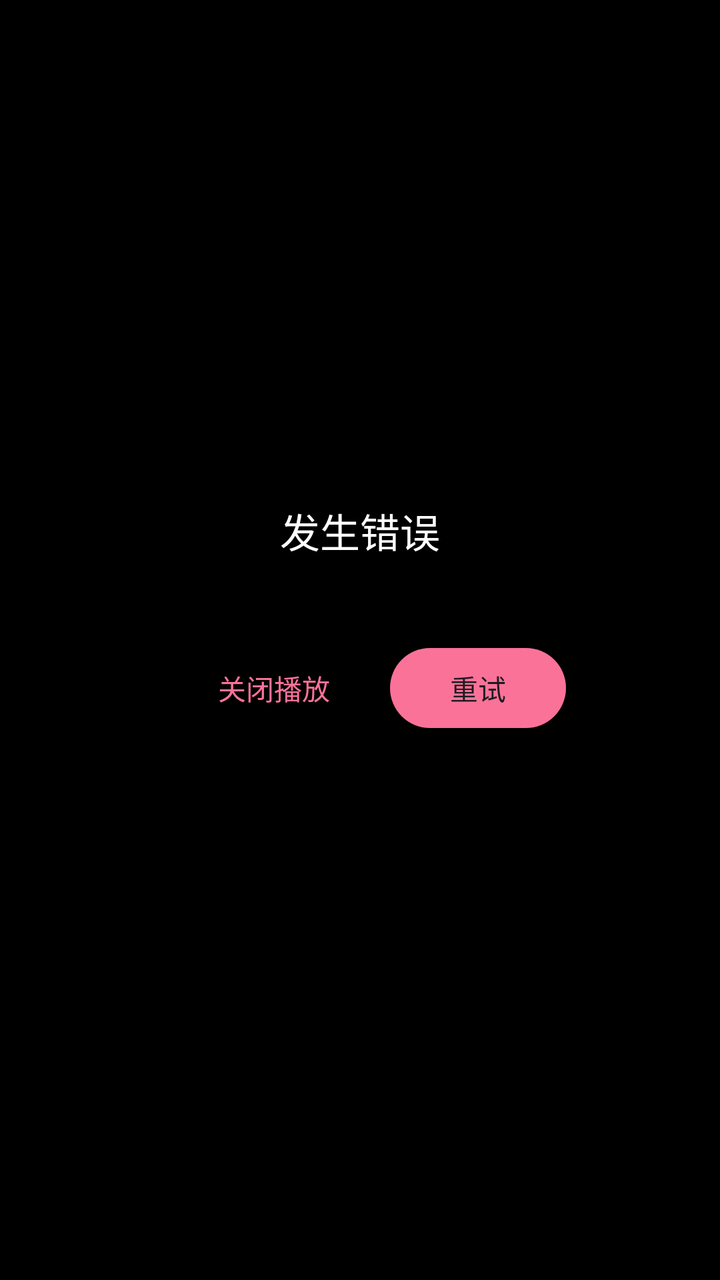
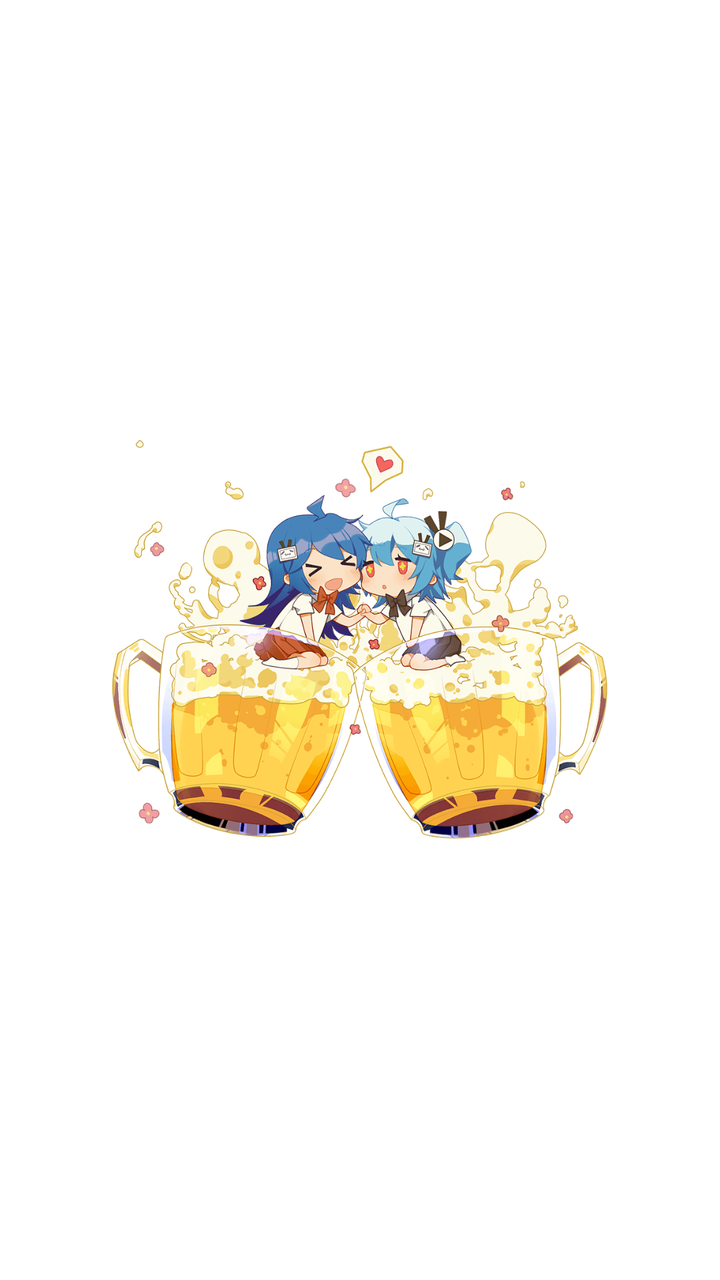

Screens rendered from an Android XML layout before and after an edit, with the pre-edit source and the edit as a unified diff.
<!-- AndroidManifest.xml: application theme Theme.Bilimiao -->
<!-- res/layout/include_error_message_box.xml -->
<?xml version="1.0" encoding="utf-8"?>
<RelativeLayout xmlns:android="http://schemas.android.com/apk/res/android"
    android:layout_width="match_parent"
    android:layout_height="match_parent"
    android:background="@color/black"
    android:id="@+id/error_message_layout">

    <View
        android:layout_width="30dp"
        android:layout_height="0dp"
        android:id="@+id/center"
        android:layout_centerInParent="true"/>

    <TextView
        android:id="@+id/error_message_text"
        android:layout_width="match_parent"
        android:layout_height="wrap_content"
        android:gravity="center"
        android:text="发生错误"
        android:textColor="@color/white"
        android:textSize="20sp"
        android:layout_above="@id/center"
        android:layout_marginBottom="40dp"/>

    <Button
        android:id="@+id/error_message_retry_btn"
        android:layout_width="wrap_content"
        android:layout_height="wrap_content"
        android:layout_below="@id/center"
        android:layout_toEndOf="@id/center"
        android:textColor="?colorOnSurface"
        android:text="重试"/>

    <TextView
        android:id="@+id/error_message_close_btn"
        android:layout_width="wrap_content"
        android:layout_height="wrap_content"
        android:layout_alignTop="@id/error_message_retry_btn"
        android:layout_alignBottom="@id/error_message_retry_btn"
        android:layout_toStartOf="@id/center"
        android:textColor="?colorAccent"
        android:text="关闭播放"
        android:gravity="center"
        android:background="?selectableItemBackgroundBorderless"/>

</RelativeLayout>
<!-- resources referenced by this layout -->
<resources>
  <color name="black">#FF000000</color>
  <color name="white">#FFFFFFFF</color>
  <style name="Theme.Bilimiao" parent="Theme.Material3.DayNight.NoActionBar">
          <item name="themeName">@string/app_name</item>
          <item name="isLightTheme">@bool/light_theme</item>
          
          <item name="colorPrimary">@color/theme_color_primary</item>
          <item name="colorPrimaryVariant">@color/theme_color_primary_dark</item>
          <item name="colorOnPrimary">@color/theme_color_primary_trans</item>
          
          <item name="colorSecondary">@color/theme_color_secondary</item>
          <item name="colorSecondaryVariant">@color/theme_color_secondary</item>
          <item name="colorSecondaryContainer">@color/m3_secondary_container_color</item>
          <item name="colorOnSecondary">@color/black</item>
          
          <item name="android:statusBarColor" tools:targetApi="m">@android:color/transparent</item>
          <item name="android:windowLightStatusBar" tools:targetApi="m">true</item>
          
          <item name="windowActionBar">false</item>
          <item name="windowNoTitle">true</item>
          <item name="android:windowTranslucentStatus">true</item>
          <item name="android:windowTranslucentNavigation">true</item>
  
          <item name="blockBackground">@color/blockBackgroundColor</item>
          <item name="foregroundColor">@color/foregroundColor</item>
          <item name="lineColor">@color/lineColor</item>
          <item name="defaultBackgroundColor">@color/windowBackgroundColor</item>
  
          <item name="android:windowBackground">@drawable/splash_default</item>
  
          <item name="navigationViewStyle">@style/Widget.Bilimaio.Material3.NavigationView</item>
      </style>
  <string name="app_name">bilimiao</string>
  <color name="theme_color_primary">#fb7299</color>
  <color name="theme_color_primary_dark">#b85671</color>
  <color name="theme_color_primary_trans">#99f0486c</color>
  <color name="theme_color_secondary">#fb7299</color>
  <color name="blockBackgroundColor">#ffffff</color>
  <color name="foregroundColor">#000000</color>
  <color name="lineColor">#e6e6e6</color>
  <color name="windowBackgroundColor">#f2f2f2</color>
  <!-- drawable splash_default (drawable) -->
  <?xml version="1.0" encoding="utf-8"?>
  <layer-list xmlns:android="http://schemas.android.com/apk/res/android">
      <item android:drawable="@android:color/white"/>
  
      <item
          android:width="249dp"
          android:height="200dp"
          android:gravity="center">
          <bitmap
              android:src="@drawable/ic_splash_default"/>
      </item>
  
  </layer-list>
  <style name="Widget.Bilimaio.Material3.NavigationView" parent="Widget.Material3.NavigationView">
          <item name="itemHorizontalPadding">@dimen/navigation_item_horizontal_padding_material3</item>
          <item name="itemSubtitleTextAppearance">?textAppearanceBodyMedium</item>
          <item name="itemSubtitleTextColor">@color/navigation_item_subtitle_text_color_material3</item>
          <item name="itemSubtitleTextSize">10sp</item>
          <item name="itemIconPadding">@dimen/navigation_item_icon_padding_material3</item>
          <item name="dividerVerticalPadding">@dimen/design_navigation_separator_vertical_padding</item>
      </style>
  <!-- drawable ic_splash_default: png bitmap (drawable, 114831 bytes) -->
  <dimen name="navigation_item_horizontal_padding_material3">@dimen/m3_navigation_item_horizontal_padding</dimen>
  <dimen name="navigation_item_icon_padding_material3">@dimen/m3_navigation_item_icon_padding</dimen>
</resources>

<!-- the commit's change to res/layout/include_error_message_box.xml (unified diff, before → after) -->
@@ -3,7 +3,8 @@
     android:layout_width="match_parent"
     android:layout_height="match_parent"
     android:background="@color/black"
-    android:id="@+id/error_message_layout">
+    android:id="@+id/error_message_layout"
+    android:visibility="gone">
 
     <View
         android:layout_width="30dp"
